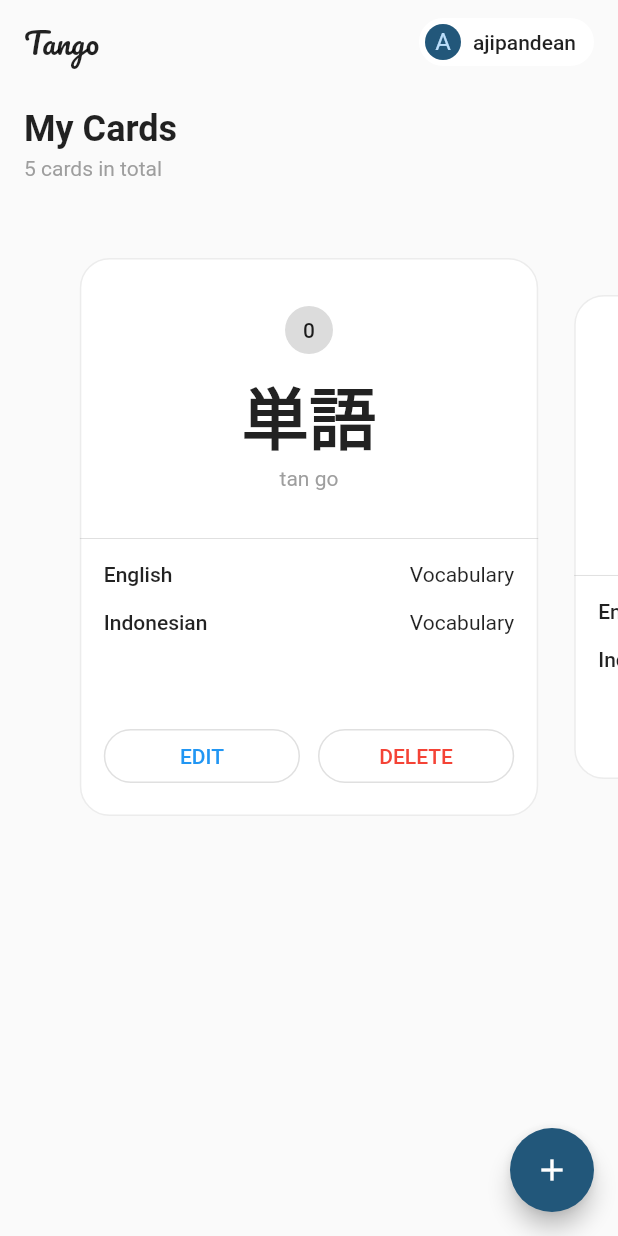
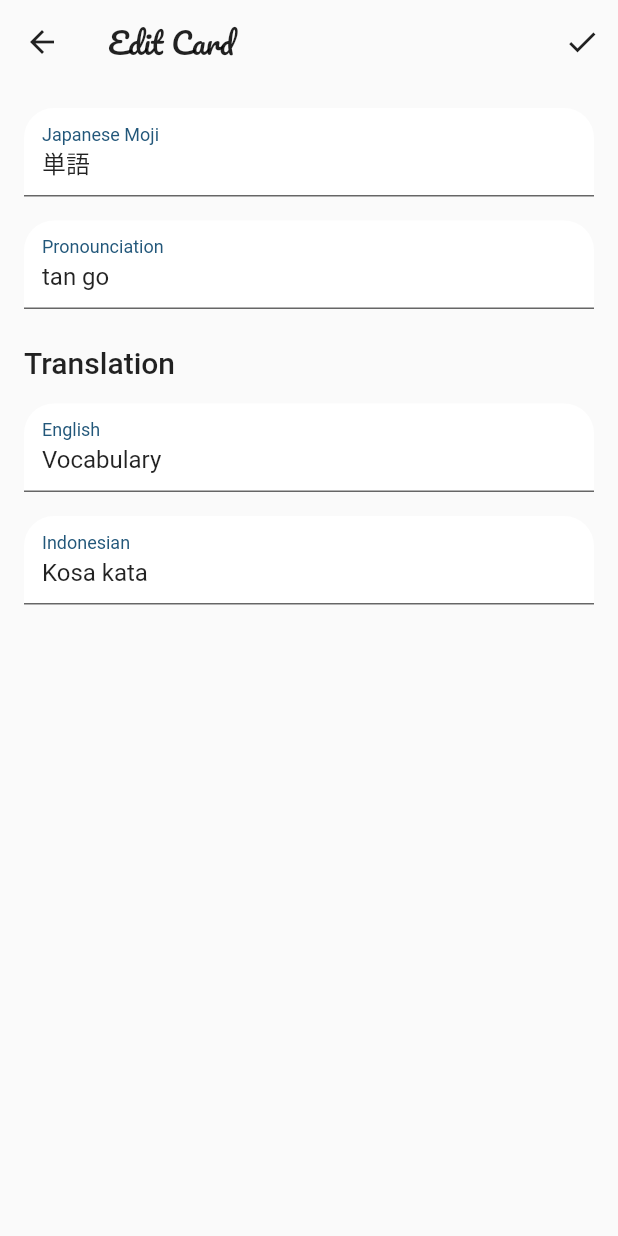
Before and after one commit to ajipandean/tango, a Flutter app: the screen it shows after launch, after a tap on "EDIT", on a phone screen of 412 x 824 dp. Run offline on Flutter 3.47's test engine with Material 2 defaults, Android fonts, the light colour scheme and no system bars; drawn by our look-alikes of carousel_slider; our stand-ins replace google_fonts.

Commit message:
added edit screen

```diff
--- /dev/null
+++ b/lib/screens/edit/edit_screen.dart
@@ -0,0 +1,161 @@
+import 'package:flutter/material.dart';
+import 'package:google_fonts/google_fonts.dart';
+
+class EditScreen extends StatelessWidget {
+  const EditScreen({Key? key}) : super(key: key);
+
+  @override
+  Widget build(BuildContext context) {
+    return Scaffold(
+      appBar: AppBar(
+        backgroundColor: Colors.transparent,
+        elevation: 0,
+        foregroundColor: Colors.black87,
+        title: Text(
+          'Edit Card',
+          style: GoogleFonts.pacifico(),
+        ),
+        actions: [
+          IconButton(
+            icon: const Icon(Icons.check),
+            onPressed: () => Navigator.pop(context),
+          ),
+        ],
+      ),
+      body: SafeArea(
+        child: SingleChildScrollView(
+          child: Padding(
+            padding: const EdgeInsets.all(16),
+            child: Column(
+              children: [
+                Form(
+                  child: Column(
+                    crossAxisAlignment: CrossAxisAlignment.start,
+                    children: [
+                      TextFormField(
+                        initialValue: '単語',
+                        decoration: InputDecoration(
+                          fillColor: Colors.white,
+                          filled: true,
+                          labelText: 'Japanese Moji',
+                          labelStyle: TextStyle(
+                            color: Theme.of(context).primaryColor,
+                          ),
+                          focusedBorder: UnderlineInputBorder(
+                            borderRadius: const BorderRadius.only(
+                              topLeft: Radius.circular(20),
+                              topRight: Radius.circular(20),
+                            ),
+                            borderSide: BorderSide(
+                              color: Theme.of(context).primaryColor,
+                              width: 2.0,
+                            ),
+                          ),
+                          border: const UnderlineInputBorder(
+                            borderRadius: BorderRadius.only(
+                              topLeft: Radius.circular(20),
+                              topRight: Radius.circular(20),
+                            ),
+                          ),
+                        ),
+                      ),
+                      const SizedBox(height: 16),
+                      TextFormField(
+                        initialValue: 'tan go',
+                        decoration: InputDecoration(
+                          fillColor: Colors.white,
+                          filled: true,
+                          labelText: 'Pronounciation',
+                          labelStyle: TextStyle(
+                            color: Theme.of(context).primaryColor,
+                          ),
+                          focusedBorder: UnderlineInputBorder(
+                            borderRadius: const BorderRadius.only(
+                              topLeft: Radius.circular(20),
+                              topRight: Radius.circular(20),
+                            ),
+                            borderSide: BorderSide(
+                              color: Theme.of(context).primaryColor,
+                              width: 2.0,
+                            ),
+                          ),
+                          border: const UnderlineInputBorder(
+                            borderRadius: BorderRadius.only(
+                              topLeft: Radius.circular(20),
+                              topRight: Radius.circular(20),
+                            ),
+                          ),
+                        ),
+                      ),
+                      const SizedBox(height: 24),
+                      Text(
+                        'Translation',
+                        style: Theme.of(context).textTheme.headline6,
+                      ),
+                      const SizedBox(height: 16),
+                      TextFormField(
+                        initialValue: 'Vocabulary',
+                        decoration: InputDecoration(
+                          fillColor: Colors.white,
+                          filled: true,
+                          labelText: 'English',
+                          labelStyle: TextStyle(
+                            color: Theme.of(context).primaryColor,
+                          ),
+                          focusedBorder: UnderlineInputBorder(
+                            borderRadius: const BorderRadius.only(
+                              topLeft: Radius.circular(20),
+                              topRight: Radius.circular(20),
+                            ),
+                            borderSide: BorderSide(
+                              color: Theme.of(context).primaryColor,
+                              width: 2.0,
+                            ),
+                          ),
+                          border: const UnderlineInputBorder(
+                            borderRadius: BorderRadius.only(
+                              topLeft: Radius.circular(20),
+                              topRight: Radius.circular(20),
+                            ),
+                          ),
+                        ),
+                      ),
+                      const SizedBox(height: 16),
+                      TextFormField(
+                        initialValue: 'Kosa kata',
+                        decoration: InputDecoration(
+                          fillColor: Colors.white,
+                          filled: true,
+                          labelText: 'Indonesian',
+                          labelStyle: TextStyle(
+                            color: Theme.of(context).primaryColor,
+                          ),
+                          focusedBorder: UnderlineInputBorder(
+                            borderRadius: const BorderRadius.only(
+                              topLeft: Radius.circular(20),
+                              topRight: Radius.circular(20),
+                            ),
+                            borderSide: BorderSide(
+                              color: Theme.of(context).primaryColor,
+                              width: 2.0,
+                            ),
+                          ),
+                          border: const UnderlineInputBorder(
+                            borderRadius: BorderRadius.only(
+                              topLeft: Radius.circular(20),
+                              topRight: Radius.circular(20),
+                            ),
+                          ),
+                        ),
+                      ),
+                    ],
+                  ),
+                ),
+              ],
+            ),
+          ),
+        ),
+      ),
+    );
+  }
+}
--- a/lib/screens/home/components/carousel_item.dart
+++ b/lib/screens/home/components/carousel_item.dart
@@ -63,7 +63,10 @@ class CarouselItem extends StatelessWidget {
                           Expanded(
                             child: SizedBox(
                               child: OutlinedButton(
-                                onPressed: () {},
+                                onPressed: () => Navigator.pushNamed(
+                                  context,
+                                  '/edit',
+                                ),
                                 style: OutlinedButton.styleFrom(
                                   shape: RoundedRectangleBorder(
                                     borderRadius: BorderRadius.circular(24),
--- a/lib/tango.dart
+++ b/lib/tango.dart
@@ -1,5 +1,6 @@
 import 'package:flutter/material.dart';
 import 'package:tango/screens/create/create_screen.dart';
+import 'package:tango/screens/edit/edit_screen.dart';
 import 'package:tango/screens/home/home_screen.dart';
 
 class Tango extends StatelessWidget {
@@ -17,6 +18,7 @@ class Tango extends StatelessWidget {
       routes: <String, WidgetBuilder>{
         '/': (BuildContext context) => const HomeScreen(),
         '/create': (BuildContext context) => const CreateScreen(),
+        '/edit': (BuildContext context) => const EditScreen(),
       },
     );
   }
```
